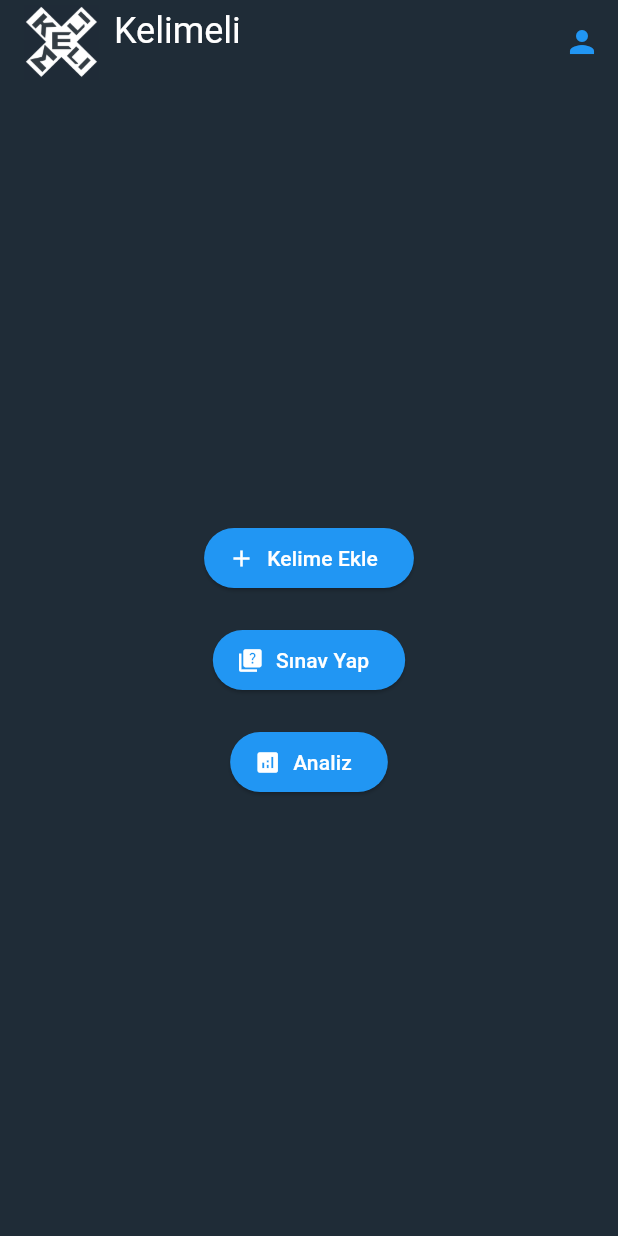
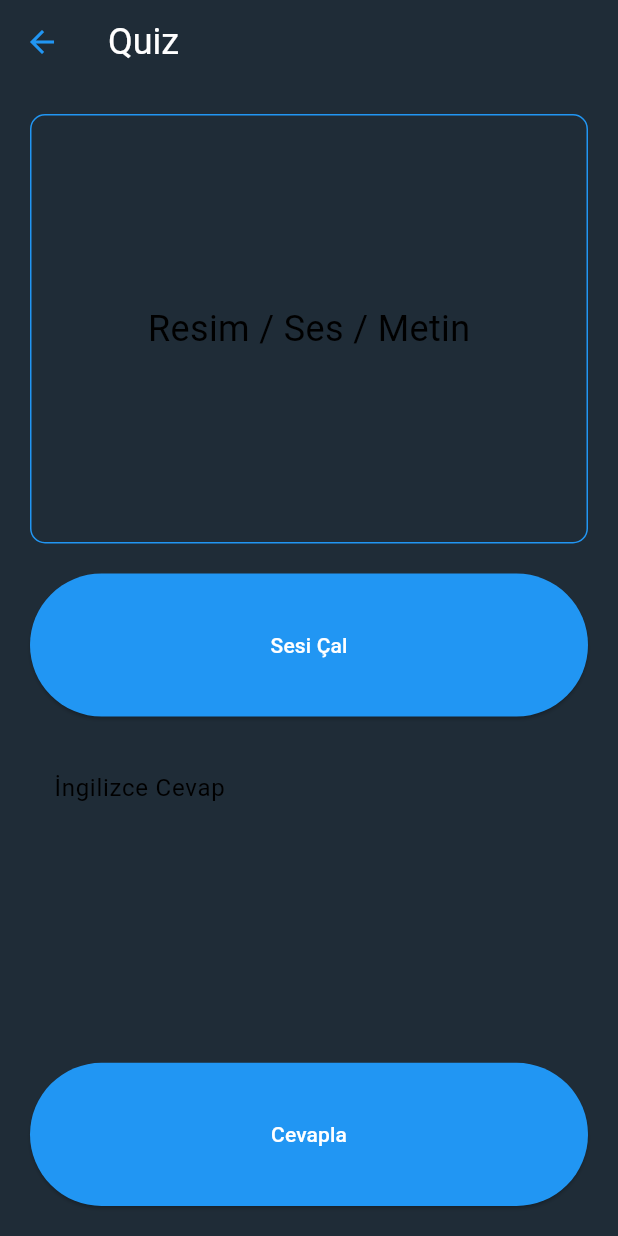
Before and after one commit to c-candycane/kelimeli, a Flutter app: the mainScreen screen opened directly, after a tap on "Sınav Yap", on a phone screen of 412 x 824 dp. Run offline on Flutter 3.47's test engine with Material 3 defaults, Android fonts, the light colour scheme and no system bars; our stand-ins replace audioplayers, cloud_firestore, file_picker, firebase_auth, firebase_core, firebase_storage and 2 more; accounts and stored records are empty.

Commit message:
Quiz page design

```diff
--- a/lib/mainScreen.dart
+++ b/lib/mainScreen.dart
@@ -2,6 +2,7 @@ import 'package:firebase_auth/firebase_auth.dart';
 import 'package:flutter/material.dart';
 import 'package:cloud_firestore/cloud_firestore.dart';
 import 'package:kelimeli/add_word.dart';
+import 'package:kelimeli/quiz_page.dart';
 import 'package:kelimeli/user_page.dart';
 
 import 'AppUtilities.dart';
@@ -100,7 +101,10 @@ class _mainScreenState extends State<mainScreen> {
             SizedBox(height: 20),
             ElevatedButton.icon(
               onPressed: () {
-                // Sınav ekranına yönlendirme
+                Navigator.push(
+                  context,
+                  MaterialPageRoute(builder: (context) => QuizPage()),
+                );
               },
               icon: Icon(Icons.quiz),
               label: Text('Sınav Yap'),
--- /dev/null
+++ b/lib/quiz_page.dart
@@ -0,0 +1,66 @@
+import 'package:flutter/material.dart';
+
+class QuizPage extends StatefulWidget {
+  @override
+  _QuizPageState createState() => _QuizPageState();
+}
+
+class _QuizPageState extends State<QuizPage> {
+  @override
+  Widget build(BuildContext context) {
+    return Scaffold(
+      appBar: AppBar(
+        title: Text('Quiz'),
+      ),
+      body: Padding(
+        padding: const EdgeInsets.all(20.0),
+        child: Column(
+          crossAxisAlignment: CrossAxisAlignment.stretch,
+          children: [
+            Expanded(
+              flex: 3,
+              child: Container(
+                decoration: BoxDecoration(
+                  border: Border.all(color: Colors.blue),
+                  borderRadius: BorderRadius.circular(10.0),
+                ),
+                child: Center(
+                  child: Text(
+                    'Resim / Ses / Metin',
+                    style: TextStyle(fontSize: 24.0),
+                  ),
+                ),
+              ),
+            ),
+            SizedBox(height: 20.0),
+            Expanded(
+              flex: 1,
+              child: ElevatedButton(
+                onPressed: () {},
+                child: Text('Sesi Çal'),
+              ),
+            ),
+            SizedBox(height: 20.0),
+            Expanded(
+              flex: 2,
+              child: TextField(
+                decoration: InputDecoration(
+                  labelText: 'İngilizce Cevap',
+                  border: OutlineInputBorder(),
+                ),
+              ),
+            ),
+            SizedBox(height: 20.0),
+            Expanded(
+              flex: 1,
+              child: ElevatedButton(
+                onPressed: () {},
+                child: Text('Cevapla'),
+              ),
+            ),
+          ],
+        ),
+      ),
+    );
+  }
+}
```
